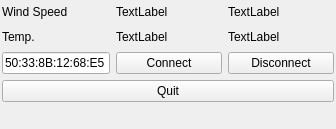
Old version of the form bluetooth.ui in the repository sdaviet/UT363BT.
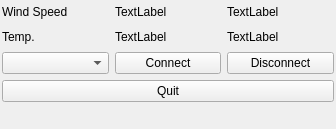
New version of the form.

Commit message: first commit UT363 device for F3F race management send wind message on UDP adding addresslist.json contain address of all available devices change gui address object by combo box.

What changed in the file:
```diff
--- a/bluetooth.ui
+++ b/bluetooth.ui
@@ -90,19 +90,6 @@
       </property>
      </widget>
     </item>
-    <item row="2" column="1">
-     <widget class="QLineEdit" name="btaddress">
-      <property name="sizePolicy">
-       <sizepolicy hsizetype="Fixed" vsizetype="Fixed">
-        <horstretch>0</horstretch>
-        <verstretch>0</verstretch>
-       </sizepolicy>
-      </property>
-      <property name="text">
-       <string>50:33:8B:12:68:E5</string>
-      </property>
-     </widget>
-    </item>
     <item row="3" column="1" colspan="3">
      <widget class="QPushButton" name="buttonQuit">
       <property name="text">
@@ -110,6 +97,9 @@
       </property>
      </widget>
     </item>
+    <item row="2" column="1">
+     <widget class="QComboBox" name="btaddress"/>
+    </item>
    </layout>
   </widget>
  </widget>
```
The commit also changes 4 other files.
